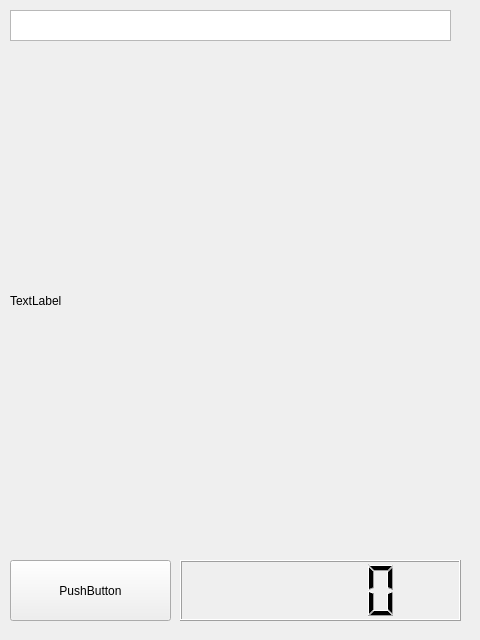
First picture: the form in gui.ui, repository Jivelien/NAFAA, before the edit.
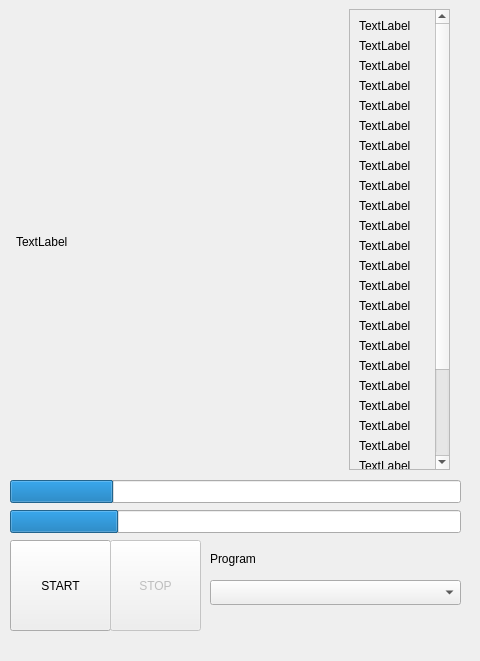
Second picture: the form after the edit.

Commit message: starting to use uic

The edit to the form file:
```diff
--- a/gui.ui
+++ b/gui.ui
@@ -7,58 +7,339 @@
     <x>0</x>
     <y>0</y>
     <width>480</width>
-    <height>640</height>
+    <height>661</height>
    </rect>
   </property>
   <property name="windowTitle">
    <string>MainWindow</string>
   </property>
+  <property name="autoFillBackground">
+   <bool>false</bool>
+  </property>
   <widget class="QWidget" name="centralwidget">
-   <widget class="QPushButton" name="button">
+   <widget class="QComboBox" name="program_combo">
     <property name="geometry">
      <rect>
-      <x>10</x>
-      <y>560</y>
-      <width>161</width>
-      <height>61</height>
+      <x>210</x>
+      <y>580</y>
+      <width>251</width>
+      <height>25</height>
      </rect>
     </property>
+   </widget>
+   <widget class="QLabel" name="program_label">
+    <property name="geometry">
+     <rect>
+      <x>210</x>
+      <y>550</y>
+      <width>67</width>
+      <height>17</height>
+     </rect>
+    </property>
     <property name="text">
-     <string>PushButton</string>
+     <string>Program</string>
     </property>
    </widget>
-   <widget class="QLabel" name="pic_container">
+   <widget class="QProgressBar" name="step_progressbar">
     <property name="geometry">
      <rect>
       <x>10</x>
-      <y>50</y>
+      <y>480</y>
       <width>451</width>
-      <height>501</height>
+      <height>23</height>
      </rect>
+    </property>
+    <property name="value">
+     <number>23</number>
+    </property>
+    <property name="format">
+     <string/>
+    </property>
+   </widget>
+   <widget class="QProgressBar" name="full_progressbar">
+    <property name="geometry">
+     <rect>
+      <x>10</x>
+      <y>510</y>
+      <width>451</width>
+      <height>23</height>
+     </rect>
+    </property>
+    <property name="value">
+     <number>24</number>
+    </property>
+    <property name="format">
+     <string/>
+    </property>
+   </widget>
+   <widget class="QPushButton" name="start_button">
+    <property name="geometry">
+     <rect>
+      <x>10</x>
+      <y>540</y>
+      <width>101</width>
+      <height>91</height>
+     </rect>
+    </property>
+    <property name="text">
+     <string>START</string>
+    </property>
+   </widget>
+   <widget class="QPushButton" name="stop_button">
+    <property name="enabled">
+     <bool>false</bool>
+    </property>
+    <property name="geometry">
+     <rect>
+      <x>110</x>
+      <y>540</y>
+      <width>91</width>
+      <height>91</height>
+     </rect>
+    </property>
+    <property name="text">
+     <string>STOP</string>
+    </property>
+   </widget>
+   <widget class="QLabel" name="picture_label">
+    <property name="geometry">
+     <rect>
+      <x>16</x>
+      <y>16</y>
+      <width>321</width>
+      <height>451</height>
+     </rect>
+    </property>
+    <property name="autoFillBackground">
+     <bool>true</bool>
     </property>
     <property name="text">
      <string>TextLabel</string>
     </property>
    </widget>
-   <widget class="QListView" name="program_list">
+   <widget class="QScrollArea" name="steps_scrollarea">
     <property name="geometry">
      <rect>
-      <x>10</x>
-      <y>10</y>
-      <width>441</width>
-      <height>31</height>
+      <x>349</x>
+      <y>9</y>
+      <width>101</width>
+      <height>461</height>
      </rect>
     </property>
-   </widget>
-   <widget class="QLCDNumber" name="timer">
-    <property name="geometry">
-     <rect>
-      <x>180</x>
-      <y>560</y>
-      <width>281</width>
-      <height>61</height>
-     </rect>
+    <property name="verticalScrollBarPolicy">
+     <enum>Qt::ScrollBarAlwaysOn</enum>
     </property>
+    <property name="widgetResizable">
+     <bool>true</bool>
+    </property>
+    <widget class="QWidget" name="scrollAreaWidgetContents">
+     <property name="geometry">
+      <rect>
+       <x>0</x>
+       <y>0</y>
+       <width>85</width>
+       <height>656</height>
+      </rect>
+     </property>
+     <layout class="QVBoxLayout" name="verticalLayout">
+      <item>
+       <widget class="QLabel" name="label_3">
+        <property name="text">
+         <string>TextLabel</string>
+        </property>
+       </widget>
+      </item>
+      <item>
+       <widget class="QLabel" name="label">
+        <property name="text">
+         <string>TextLabel</string>
+        </property>
+       </widget>
+      </item>
+      <item>
+       <widget class="QLabel" name="label_4">
+        <property name="text">
+         <string>TextLabel</string>
+        </property>
+       </widget>
+      </item>
+      <item>
+       <widget class="QLabel" name="label_5">
+        <property name="text">
+         <string>TextLabel</string>
+        </property>
+       </widget>
+      </item>
+      <item>
+       <widget class="QLabel" name="label_6">
+        <property name="text">
+         <string>TextLabel</string>
+        </property>
+       </widget>
+      </item>
+      <item>
+       <widget class="QLabel" name="label_9">
+        <property name="text">
+         <string>TextLabel</string>
+        </property>
+       </widget>
+      </item>
+      <item>
+       <widget class="QLabel" name="label_8">
+        <property name="text">
+         <string>TextLabel</string>
+        </property>
+       </widget>
+      </item>
+      <item>
+       <widget class="QLabel" name="label_13">
+        <property name="text">
+         <string>TextLabel</string>
+        </property>
+       </widget>
+      </item>
+      <item>
+       <widget class="QLabel" name="label_19">
+        <property name="text">
+         <string>TextLabel</string>
+        </property>
+       </widget>
+      </item>
+      <item>
+       <widget class="QLabel" name="label_21">
+        <property name="text">
+         <string>TextLabel</string>
+        </property>
+       </widget>
+      </item>
+      <item>
+       <widget class="QLabel" name="label_18">
+        <property name="text">
+         <string>TextLabel</string>
+        </property>
+       </widget>
+      </item>
+      <item>
+       <widget class="QLabel" name="label_15">
+        <property name="text">
+         <string>TextLabel</string>
+        </property>
+       </widget>
+      </item>
+      <item>
+       <widget class="QLabel" name="label_26">
+        <property name="text">
+         <string>TextLabel</string>
+        </property>
+       </widget>
+      </item>
+      <item>
+       <widget class="QLabel" name="label_27">
+        <property name="text">
+         <string>TextLabel</string>
+        </property>
+       </widget>
+      </item>
+      <item>
+       <widget class="QLabel" name="label_22">
+        <property name="text">
+         <string>TextLabel</string>
+        </property>
+       </widget>
+      </item>
+      <item>
+       <widget class="QLabel" name="label_23">
+        <property name="text">
+         <string>TextLabel</string>
+        </property>
+       </widget>
+      </item>
+      <item>
+       <widget class="QLabel" name="label_20">
+        <property name="text">
+         <string>TextLabel</string>
+        </property>
+       </widget>
+      </item>
+      <item>
+       <widget class="QLabel" name="label_25">
+        <property name="text">
+         <string>TextLabel</string>
+        </property>
+       </widget>
+      </item>
+      <item>
+       <widget class="QLabel" name="label_16">
+        <property name="text">
+         <string>TextLabel</string>
+        </property>
+       </widget>
+      </item>
+      <item>
+       <widget class="QLabel" name="label_24">
+        <property name="text">
+         <string>TextLabel</string>
+        </property>
+       </widget>
+      </item>
+      <item>
+       <widget class="QLabel" name="label_17">
+        <property name="text">
+         <string>TextLabel</string>
+        </property>
+       </widget>
+      </item>
+      <item>
+       <widget class="QLabel" name="label_28">
+        <property name="text">
+         <string>TextLabel</string>
+        </property>
+       </widget>
+      </item>
+      <item>
+       <widget class="QLabel" name="label_12">
+        <property name="text">
+         <string>TextLabel</string>
+        </property>
+       </widget>
+      </item>
+      <item>
+       <widget class="QLabel" name="label_10">
+        <property name="text">
+         <string>TextLabel</string>
+        </property>
+       </widget>
+      </item>
+      <item>
+       <widget class="QLabel" name="label_11">
+        <property name="text">
+         <string>TextLabel</string>
+        </property>
+       </widget>
+      </item>
+      <item>
+       <widget class="QLabel" name="label_14">
+        <property name="text">
+         <string>TextLabel</string>
+        </property>
+       </widget>
+      </item>
+      <item>
+       <widget class="QLabel" name="label_7">
+        <property name="text">
+         <string>TextLabel</string>
+        </property>
+       </widget>
+      </item>
+      <item>
+       <widget class="QLabel" name="label_2">
+        <property name="text">
+         <string>TextLabel</string>
+        </property>
+       </widget>
+      </item>
+     </layout>
+    </widget>
    </widget>
   </widget>
  </widget>
```
Left out of the diff: 10 changed lines with no effect on the pictures. The commit also changes 1 other file.
